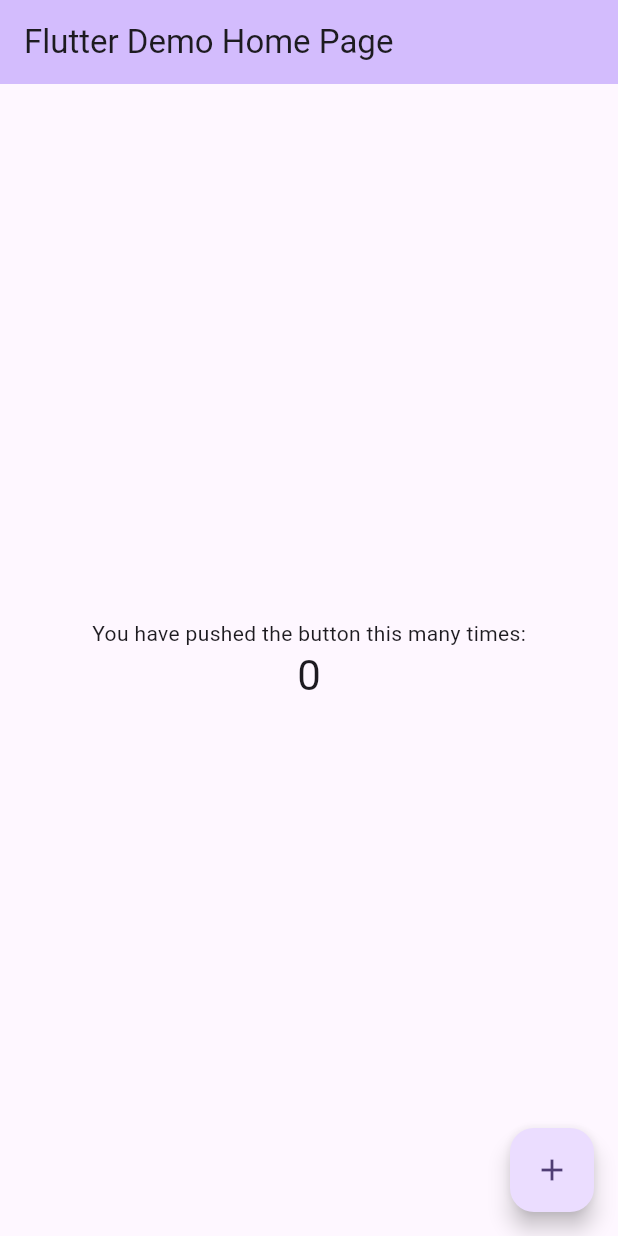
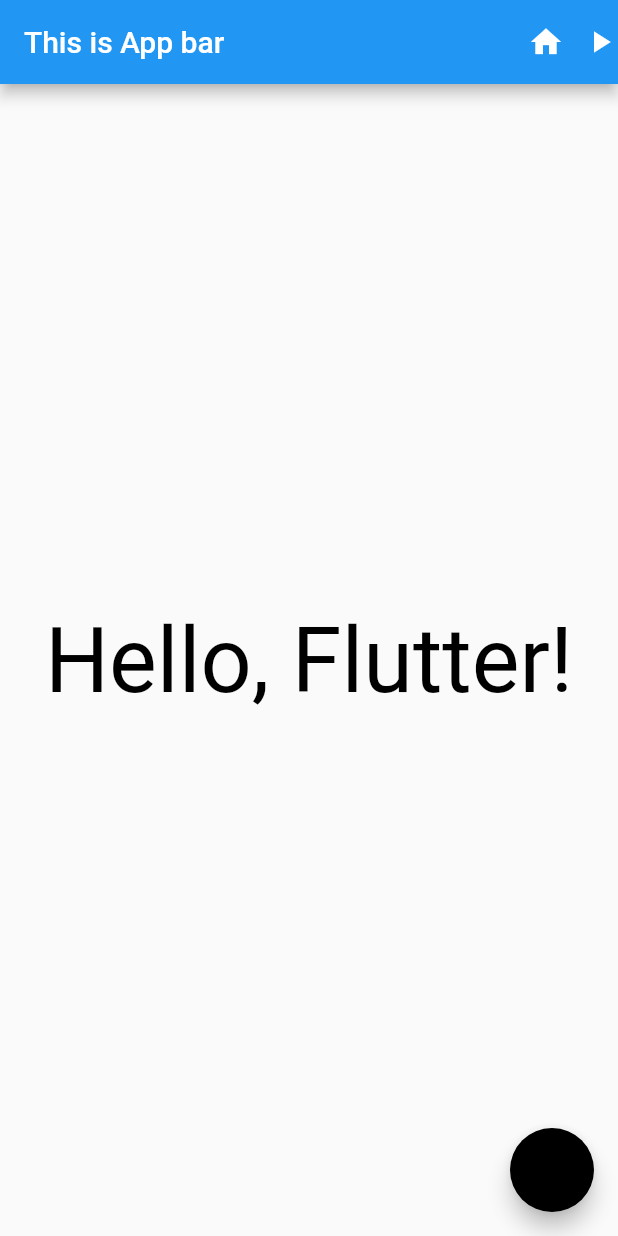
Before and after one commit to CEO-IkHyeon/Part2_Flutter_Widget, a Flutter app: the screen it shows after launch, on a phone screen of 412 x 824 dp. Run offline on Flutter 3.47's test engine with Material 2 defaults, Android fonts, the phone set to English and light mode, and no system bars.

Commit message:
ch01_01~04까지 학습

```diff
--- a/lib/main.dart
+++ b/lib/main.dart
@@ -1,125 +1,50 @@
 import 'package:flutter/material.dart';
 
 void main() {
-  runApp(const MyApp());
+  // 가장 기본이 되는 앱 : MaterialApp (widget tree에 최상위에 위치
+
+  runApp(MaterialApp(
+    // scaffold : 기본이 되는 도화지같은 위젯
+    home: Scaffold(
+      appBar: AppBar(
+        actions: [
+          IconButton(icon: Icon(Icons.home), onPressed: () {
+            print('Tab!');
+          },),
+          Icon(Icons.play_arrow),
+        ],
+        centerTitle: false,
+        title: Text('This is App bar'),
+      ),
+      body: TestWidget(),
+
+      floatingActionButton: FloatingActionButton(
+        child: Icon(Icons.bug_report,),
+        onPressed: () {
+          print('Tab! FAB!');
+        },
+        foregroundColor: Colors.black,
+        backgroundColor: Colors.black,
+      ),
+    ),
+  ));
 }
 
-class MyApp extends StatelessWidget {
-  const MyApp({super.key});
-
-  // This widget is the root of your application.
-  @override
-  Widget build(BuildContext context) {
-    return MaterialApp(
-      title: 'Flutter Demo',
-      theme: ThemeData(
-        // This is the theme of your application.
-        //
-        // TRY THIS: Try running your application with "flutter run". You'll see
-        // the application has a blue toolbar. Then, without quitting the app,
-        // try changing the seedColor in the colorScheme below to Colors.green
-        // and then invoke "hot reload" (save your changes or press the "hot
-        // reload" button in a Flutter-supported IDE, or press "r" if you used
-        // the command line to start the app).
-        //
-        // Notice that the counter didn't reset back to zero; the application
-        // state is not lost during the reload. To reset the state, use hot
-        // restart instead.
-        //
-        // This works for code too, not just values: Most code changes can be
-        // tested with just a hot reload.
-        colorScheme: ColorScheme.fromSeed(seedColor: Colors.deepPurple),
-        useMaterial3: true,
-      ),
-      home: const MyHomePage(title: 'Flutter Demo Home Page'),
-    );
-  }
-}
-
-class MyHomePage extends StatefulWidget {
-  const MyHomePage({super.key, required this.title});
-
-  // This widget is the home page of your application. It is stateful, meaning
-  // that it has a State object (defined below) that contains fields that affect
-  // how it looks.
-
-  // This class is the configuration for the state. It holds the values (in this
-  // case the title) provided by the parent (in this case the App widget) and
-  // used by the build method of the State. Fields in a Widget subclass are
-  // always marked "final".
-
-  final String title;
-
-  @override
-  State<MyHomePage> createState() => _MyHomePageState();
-}
-
-class _MyHomePageState extends State<MyHomePage> {
-  int _counter = 0;
-
-  void _incrementCounter() {
-    setState(() {
-      // This call to setState tells the Flutter framework that something has
-      // changed in this State, which causes it to rerun the build method below
-      // so that the display can reflect the updated values. If we changed
-      // _counter without calling setState(), then the build method would not be
-      // called again, and so nothing would appear to happen.
-      _counter++;
-    });
-  }
+class TestWidget extends StatelessWidget {
+  const TestWidget({super.key});
 
   @override
   Widget build(BuildContext context) {
-    // This method is rerun every time setState is called, for instance as done
-    // by the _incrementCounter method above.
-    //
-    // The Flutter framework has been optimized to make rerunning build methods
-    // fast, so that you can just rebuild anything that needs updating rather
-    // than having to individually change instances of widgets.
-    return Scaffold(
-      appBar: AppBar(
-        // TRY THIS: Try changing the color here to a specific color (to
-        // Colors.amber, perhaps?) and trigger a hot reload to see the AppBar
-        // change color while the other colors stay the same.
-        backgroundColor: Theme.of(context).colorScheme.inversePrimary,
-        // Here we take the value from the MyHomePage object that was created by
-        // the App.build method, and use it to set our appbar title.
-        title: Text(widget.title),
-      ),
-      body: Center(
-        // Center is a layout widget. It takes a single child and positions it
-        // in the middle of the parent.
-        child: Column(
-          // Column is also a layout widget. It takes a list of children and
-          // arranges them vertically. By default, it sizes itself to fit its
-          // children horizontally, and tries to be as tall as its parent.
-          //
-          // Column has various properties to control how it sizes itself and
-          // how it positions its children. Here we use mainAxisAlignment to
-          // center the children vertically; the main axis here is the vertical
-          // axis because Columns are vertical (the cross axis would be
-          // horizontal).
-          //
-          // TRY THIS: Invoke "debug painting" (choose the "Toggle Debug Paint"
-          // action in the IDE, or press "p" in the console), to see the
-          // wireframe for each widget.
-          mainAxisAlignment: MainAxisAlignment.center,
-          children: <Widget>[
-            const Text(
-              'You have pushed the button this many times:',
-            ),
-            Text(
-              '$_counter',
-              style: Theme.of(context).textTheme.headlineMedium,
-            ),
-          ],
+    return SafeArea(
+      child: Center(
+        child: Text(
+          'Hello, Flutter!',
+          style: TextStyle(
+            fontSize: 60,
+            color: Colors.black,
+          ),
         ),
       ),
-      floatingActionButton: FloatingActionButton(
-        onPressed: _incrementCounter,
-        tooltip: 'Increment',
-        child: const Icon(Icons.add),
-      ), // This trailing comma makes auto-formatting nicer for build methods.
-    );
+    ); //
   }
 }
```
Also changed, not shown: 1 other file.
